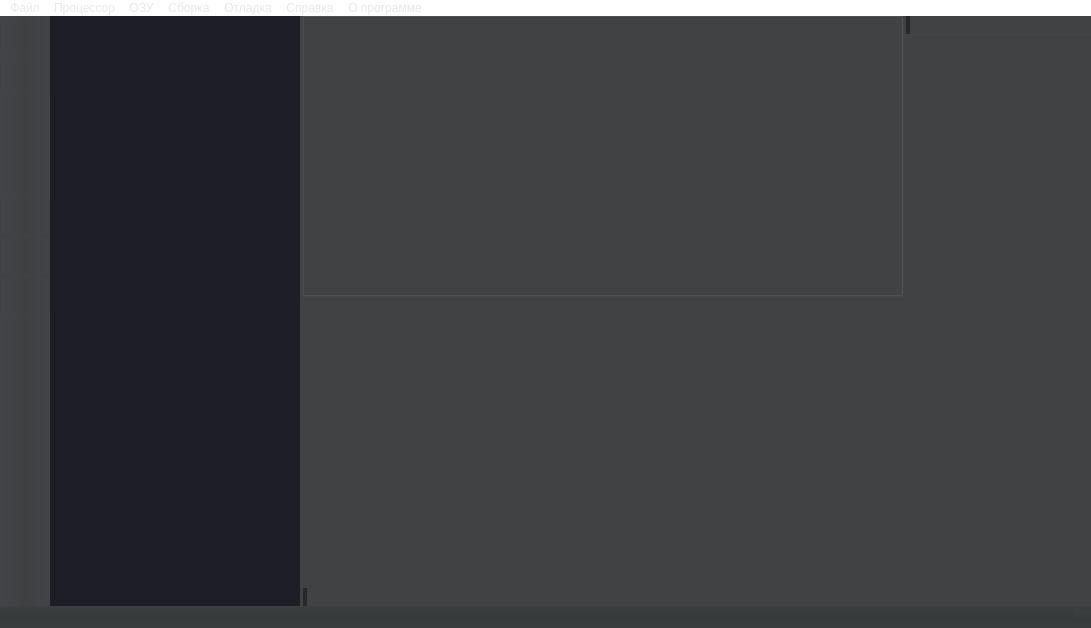
Above: mainwindow.ui from Buvaluy/VirtualMachine before the change. Below: the same form after it.
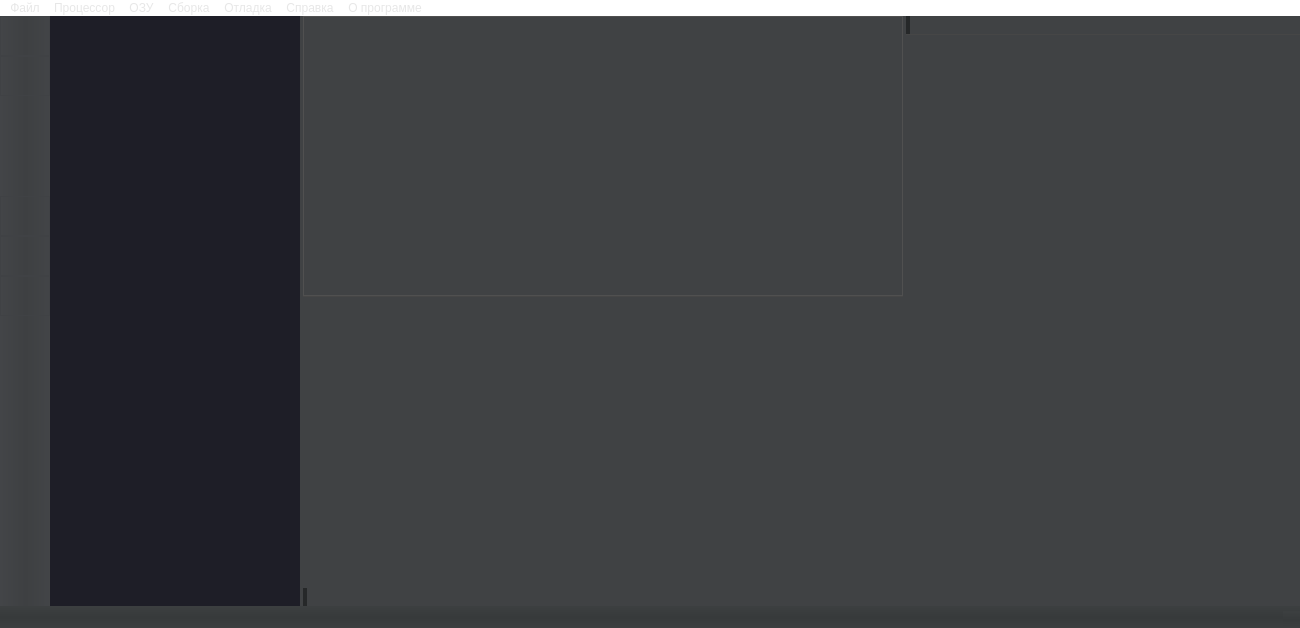
That is the form after the change. Icons and pictures are not drawn.

```diff
--- a/mainwindow.ui
+++ b/mainwindow.ui
@@ -6,7 +6,7 @@
    <rect>
     <x>0</x>
     <y>0</y>
-    <width>1091</width>
+    <width>1300</width>
     <height>628</height>
    </rect>
   </property>
@@ -692,7 +692,7 @@
     <item>
      <widget class="QTabWidget" name="tabDevise">
       <property name="enabled">
-       <bool>false</bool>
+       <bool>true</bool>
       </property>
       <property name="layoutDirection">
        <enum>Qt::LeftToRight</enum>
@@ -752,6 +752,88 @@
        <attribute name="toolTip">
         <string>Внешние устройства</string>
        </attribute>
+       <layout class="QVBoxLayout" name="verticalLayout_10">
+        <property name="spacing">
+         <number>0</number>
+        </property>
+        <property name="leftMargin">
+         <number>0</number>
+        </property>
+        <property name="topMargin">
+         <number>0</number>
+        </property>
+        <property name="rightMargin">
+         <number>0</number>
+        </property>
+        <property name="bottomMargin">
+         <number>0</number>
+        </property>
+        <item>
+         <widget class="QScrollArea" name="scrollArea">
+          <property name="sizePolicy">
+           <sizepolicy hsizetype="Expanding" vsizetype="MinimumExpanding">
+            <horstretch>0</horstretch>
+            <verstretch>0</verstretch>
+           </sizepolicy>
+          </property>
+          <property name="minimumSize">
+           <size>
+            <width>0</width>
+            <height>0</height>
+           </size>
+          </property>
+          <property name="maximumSize">
+           <size>
+            <width>16777215</width>
+            <height>16666</height>
+           </size>
+          </property>
+          <property name="widgetResizable">
+           <bool>true</bool>
+          </property>
+          <widget class="QWidget" name="scrollAreaWidgetContents">
+           <property name="geometry">
+            <rect>
+             <x>0</x>
+             <y>0</y>
+             <width>392</width>
+             <height>551</height>
+            </rect>
+           </property>
+           <property name="sizePolicy">
+            <sizepolicy hsizetype="Preferred" vsizetype="Expanding">
+             <horstretch>0</horstretch>
+             <verstretch>0</verstretch>
+            </sizepolicy>
+           </property>
+           <layout class="QVBoxLayout" name="verticalLayout_13">
+            <property name="spacing">
+             <number>0</number>
+            </property>
+            <property name="leftMargin">
+             <number>0</number>
+            </property>
+            <property name="topMargin">
+             <number>0</number>
+            </property>
+            <property name="rightMargin">
+             <number>0</number>
+            </property>
+            <property name="bottomMargin">
+             <number>0</number>
+            </property>
+            <item>
+             <layout class="QVBoxLayout" name="vlDevice">
+              <property name="spacing">
+               <number>0</number>
+              </property>
+             </layout>
+            </item>
+           </layout>
+          </widget>
+         </widget>
+        </item>
+       </layout>
       </widget>
       <widget class="QWidget" name="tab_8">
        <attribute name="icon">
@@ -810,7 +892,7 @@
     <rect>
      <x>0</x>
      <y>0</y>
-     <width>1091</width>
+     <width>1300</width>
      <height>22</height>
     </rect>
    </property>
```
